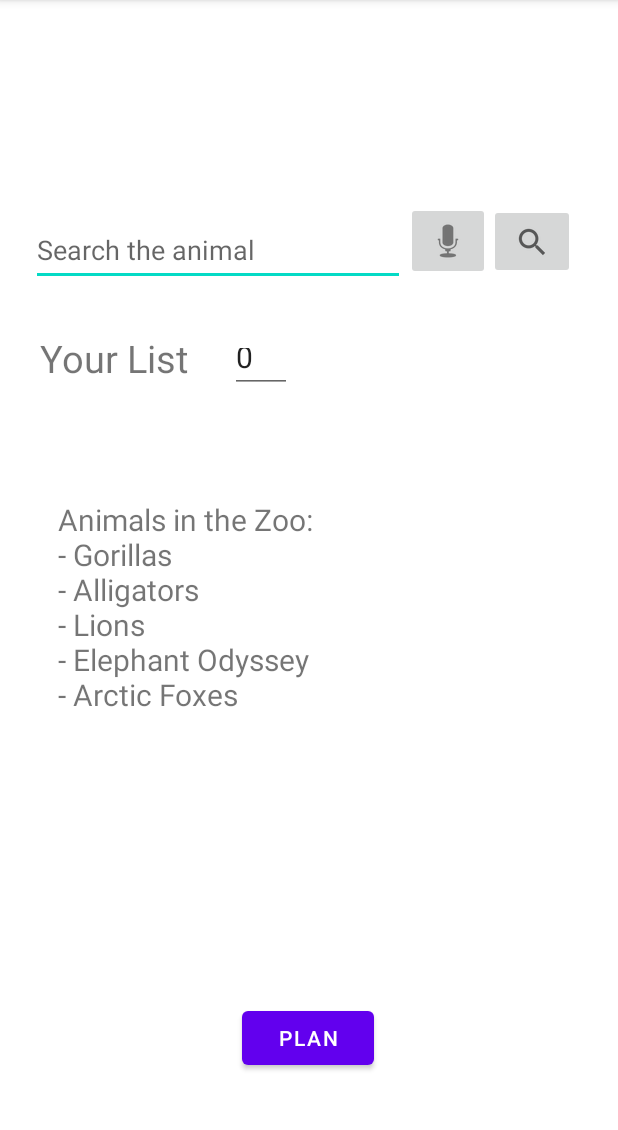
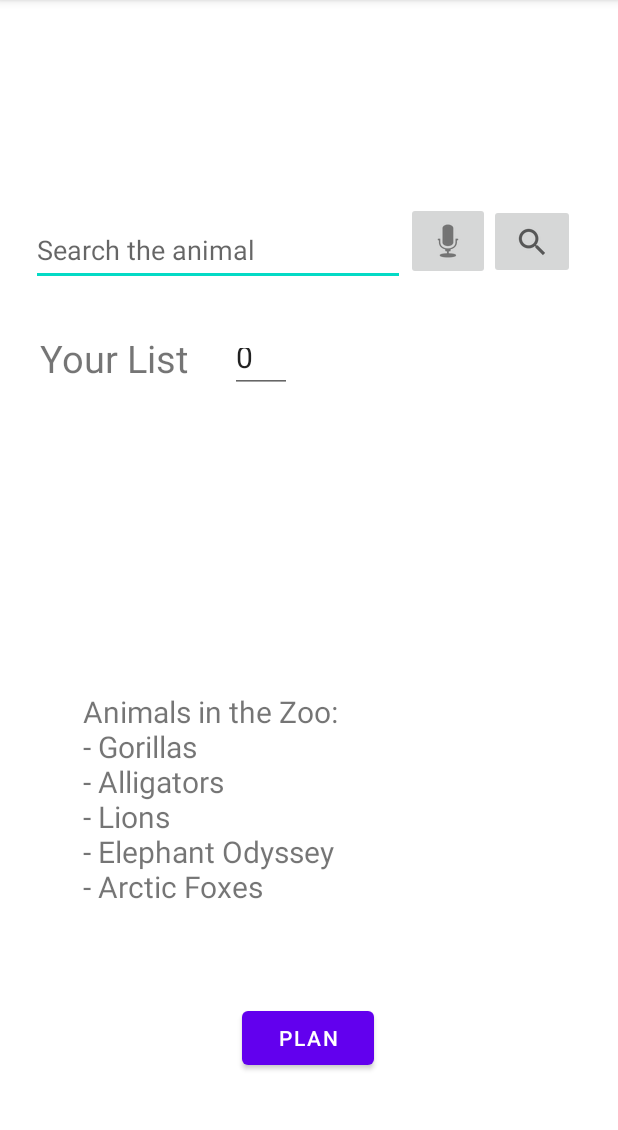
Before and after one commit to CSE-110-Spring-2022/zooseeker-cse-110-team-23, an Android app: the screen it shows after launch (MainActivity), on a phone screen of 412 x 824 dp, the part 84-1214 px from its top. Run offline under Robolectric (Android 15) with nearby library versions, the phone set to English and light mode, and no system bars; our stand-ins replace Room's generated code; libraries missing offline, so code that uses them is left out: org.jgrapht, org.jgrapht.alg, org.jgrapht.graph, org.jgrapht.nio; 4 statements that could not run were skipped.

Commit message:
minor bugs

```diff
--- a/app/src/main/res/layout/activity_main.xml
+++ b/app/src/main/res/layout/activity_main.xml
@@ -102,16 +102,15 @@
 
     <TextView
         android:id="@+id/animal_list"
-        android:layout_width="334dp"
-        android:layout_height="257dp"
+        android:layout_width="301dp"
+        android:layout_height="162dp"
         android:text="Animals in the Zoo: \n- Gorillas \n- Alligators \n- Lions \n- Elephant Odyssey \n- Arctic Foxes"
         android:textSize="20dp"
         app:layout_constraintBottom_toBottomOf="parent"
         app:layout_constraintEnd_toEndOf="parent"
-        app:layout_constraintHorizontal_bias="0.493"
         app:layout_constraintStart_toStartOf="parent"
         app:layout_constraintTop_toTopOf="parent"
-        app:layout_constraintVertical_bias="0.651" /><![CDATA[
+        app:layout_constraintVertical_bias="0.76" /><![CDATA[
 
 
 
```
